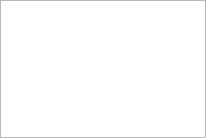
This is src/desktop/GuiHome.ui in hwgao/beebeep as Qt 5 draws it before an edit. The edited form follows.
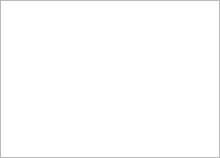
This is the edited form.

What changed in the file:
```diff
--- a/src/desktop/GuiHome.ui
+++ b/src/desktop/GuiHome.ui
@@ -6,8 +6,8 @@
    <rect>
     <x>0</x>
     <y>0</y>
-    <width>206</width>
-    <height>138</height>
+    <width>220</width>
+    <height>158</height>
    </rect>
   </property>
   <property name="windowTitle">
```
